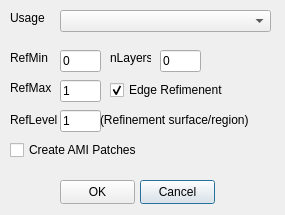
Before: the Qt Designer form src/stlDialog.ui in thawtar/ampersandCFD, drawn with Qt 5.
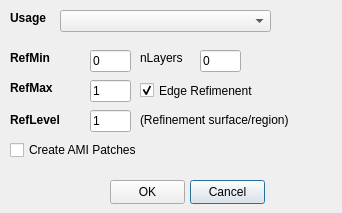
After: the same form once the commit is applied.

```diff
--- a/src/stlDialog.ui
+++ b/src/stlDialog.ui
@@ -6,8 +6,8 @@
    <rect>
     <x>0</x>
     <y>0</y>
-    <width>285</width>
-    <height>215</height>
+    <width>342</width>
+    <height>213</height>
    </rect>
   </property>
   <property name="windowTitle">
@@ -36,13 +36,13 @@
     </rect>
    </property>
    <property name="text">
-    <string>Usage</string>
+    <string>&lt;html&gt;&lt;head/&gt;&lt;body&gt;&lt;p&gt;&lt;span style=&quot; font-weight:600;&quot;&gt;Usage&lt;/span&gt;&lt;/p&gt;&lt;/body&gt;&lt;/html&gt;</string>
    </property>
   </widget>
   <widget class="QLineEdit" name="lineEditRefMin">
    <property name="geometry">
     <rect>
-     <x>60</x>
+     <x>90</x>
      <y>50</y>
      <width>41</width>
      <height>22</height>
@@ -57,18 +57,18 @@
     <rect>
      <x>10</x>
      <y>50</y>
-     <width>41</width>
+     <width>51</width>
      <height>16</height>
     </rect>
    </property>
    <property name="text">
-    <string>RefMin</string>
+    <string>&lt;html&gt;&lt;head/&gt;&lt;body&gt;&lt;p&gt;&lt;span style=&quot; font-weight:600;&quot;&gt;RefMin&lt;/span&gt;&lt;/p&gt;&lt;/body&gt;&lt;/html&gt;</string>
    </property>
   </widget>
   <widget class="QLineEdit" name="lineEditRefMax">
    <property name="geometry">
     <rect>
-     <x>60</x>
+     <x>90</x>
      <y>80</y>
      <width>41</width>
      <height>22</height>
@@ -83,20 +83,20 @@
     <rect>
      <x>10</x>
      <y>80</y>
-     <width>41</width>
+     <width>51</width>
      <height>16</height>
     </rect>
    </property>
    <property name="text">
-    <string>RefMax</string>
+    <string>&lt;html&gt;&lt;head/&gt;&lt;body&gt;&lt;p&gt;&lt;span style=&quot; font-weight:600;&quot;&gt;RefMax&lt;/span&gt;&lt;/p&gt;&lt;/body&gt;&lt;/html&gt;</string>
    </property>
   </widget>
   <widget class="QLabel" name="label_4">
    <property name="geometry">
     <rect>
-     <x>110</x>
+     <x>140</x>
      <y>50</y>
-     <width>41</width>
+     <width>61</width>
      <height>16</height>
     </rect>
    </property>
@@ -107,7 +107,7 @@
   <widget class="QLineEdit" name="lineEditNLayers">
    <property name="geometry">
     <rect>
-     <x>160</x>
+     <x>200</x>
      <y>50</y>
      <width>41</width>
      <height>22</height>
@@ -120,7 +120,7 @@
   <widget class="QPushButton" name="pushButtonCancel">
    <property name="geometry">
     <rect>
-     <x>140</x>
+     <x>190</x>
      <y>180</y>
      <width>75</width>
      <height>24</height>
@@ -133,7 +133,7 @@
   <widget class="QPushButton" name="pushButtonOK">
    <property name="geometry">
     <rect>
-     <x>60</x>
+     <x>110</x>
      <y>180</y>
      <width>75</width>
      <height>24</height>
@@ -146,10 +146,10 @@
   <widget class="QCheckBox" name="checkBoxEdgeRefine">
    <property name="geometry">
     <rect>
-     <x>110</x>
+     <x>140</x>
      <y>80</y>
-     <width>121</width>
-     <height>20</height>
+     <width>141</width>
+     <height>21</height>
     </rect>
    </property>
    <property name="text">
@@ -164,18 +164,18 @@
     <rect>
      <x>10</x>
      <y>110</y>
-     <width>51</width>
+     <width>61</width>
      <height>20</height>
     </rect>
    </property>
    <property name="text">
-    <string>RefLevel</string>
+    <string>&lt;html&gt;&lt;head/&gt;&lt;body&gt;&lt;p&gt;&lt;span style=&quot; font-weight:600;&quot;&gt;RefLevel&lt;/span&gt;&lt;/p&gt;&lt;/body&gt;&lt;/html&gt;</string>
    </property>
   </widget>
   <widget class="QLineEdit" name="lineEditRefLevel">
    <property name="geometry">
     <rect>
-     <x>60</x>
+     <x>90</x>
      <y>110</y>
      <width>41</width>
      <height>22</height>
@@ -188,9 +188,9 @@
   <widget class="QLabel" name="label_6">
    <property name="geometry">
     <rect>
-     <x>100</x>
+     <x>140</x>
      <y>110</y>
-     <width>171</width>
+     <width>201</width>
      <height>20</height>
     </rect>
    </property>
@@ -203,7 +203,7 @@
     <rect>
      <x>10</x>
      <y>140</y>
-     <width>141</width>
+     <width>151</width>
      <height>20</height>
     </rect>
    </property>
```
Left out of the diff: 2 changed lines with no effect on the pictures.
